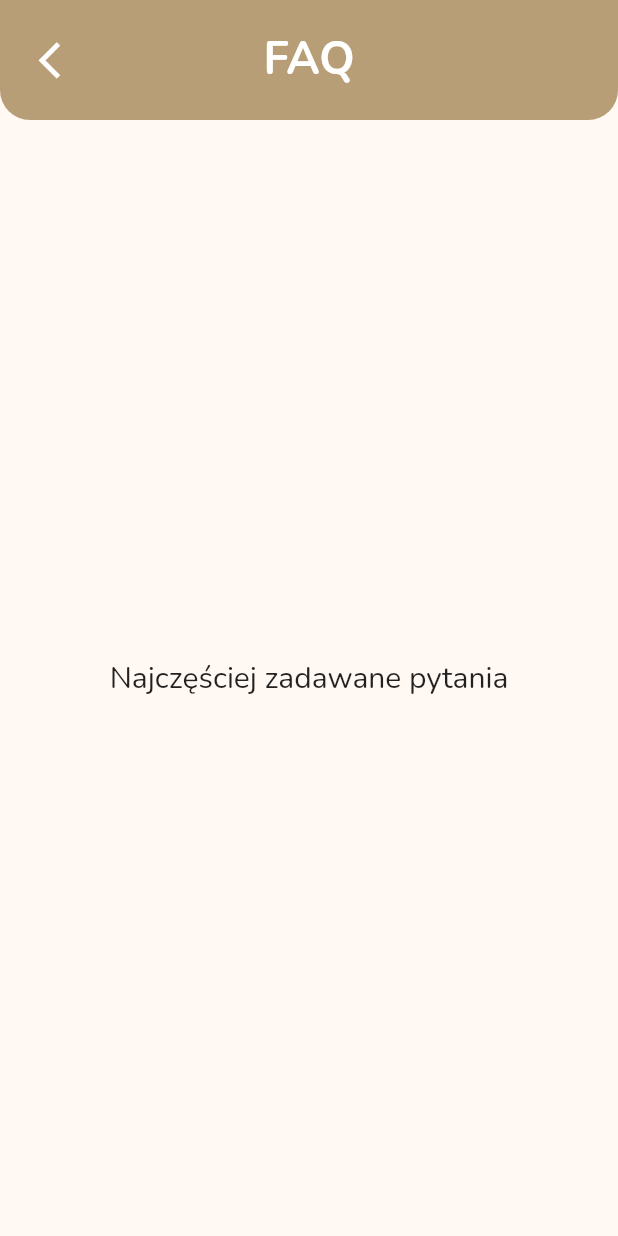
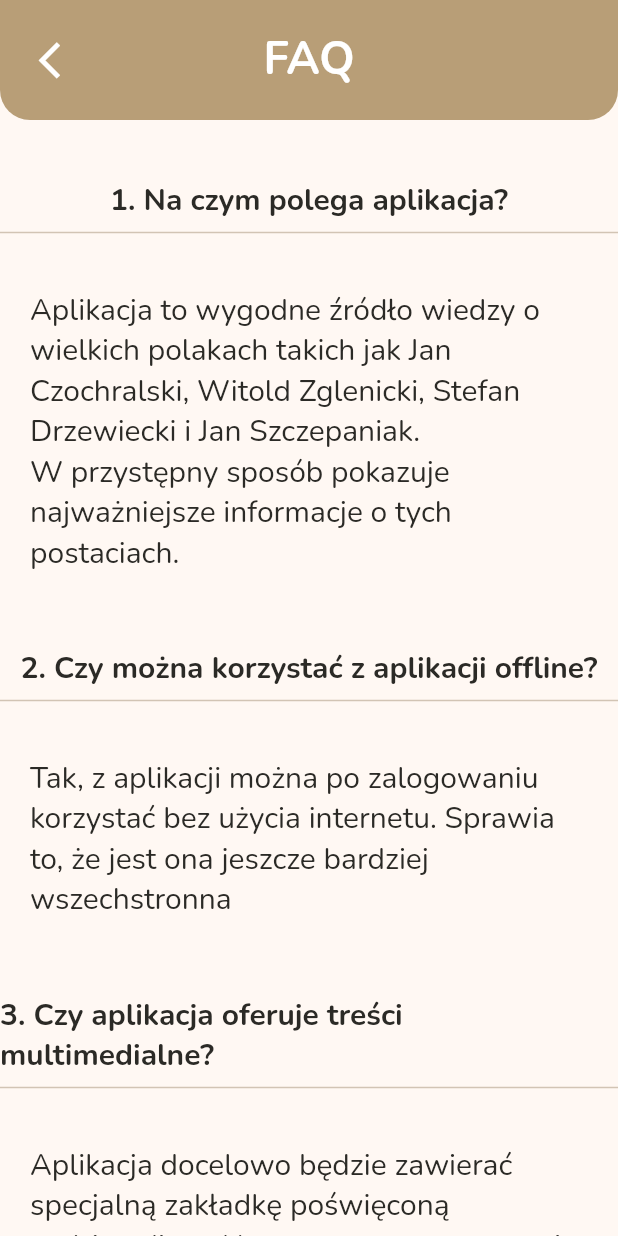
Before and after one commit to KonradKazimierowicz/wielcy_polacy, a Flutter app: the FAQWindow screen opened directly, on a phone screen of 412 x 824 dp. Run offline on Flutter 3.47's test engine with Material 2 defaults, Android fonts, the phone set to English and light mode, and no system bars; our stand-ins replace awesome_snackbar_content, carousel_slider, firebase_auth, firebase_core, firebase_storage, fluttertoast and 4 more; missing offline and left inert: restart_app; accounts and stored records are empty.

Commit message:
finish basic app

```diff
--- a/lib/components/image_slider.dart
+++ b/lib/components/image_slider.dart
@@ -4,6 +4,10 @@ import 'package:wielcy_polacy/pages/characters/czochralski.dart';
 import 'package:wielcy_polacy/pages/characters/drzewiecki.dart';
 import 'package:wielcy_polacy/pages/characters/szczepaniak.dart';
 import 'package:wielcy_polacy/pages/characters/zgielecki.dart';
+
+import 'package:firebase_storage/firebase_storage.dart';
+
+final storage = FirebaseStorage.instance;
 
 class ImageSliderWithIcons extends StatefulWidget {
   final List<String> imageUrls;
--- a/lib/page_navigator.dart
+++ b/lib/page_navigator.dart
@@ -19,6 +19,7 @@ class _NavBarState extends State<NavBar> {
     // const MenuPage(),
     const QuizPage(),
     const MainPage(),
+
      ProfilePage(),
   ];
 
--- a/lib/pages/profile_page.dart
+++ b/lib/pages/profile_page.dart
@@ -42,17 +42,17 @@ class _ProfilePageState extends State<ProfilePage> {
       context: context,
       builder: (context) {
         return AlertDialog(
-          title: Text('Edytuj nazwę'),
+          title: const Text('Edytuj nazwę'),
           content: TextField(
             controller: _nameController,
-            decoration: InputDecoration(hintText: 'Wpisz nową nazwę'),
+            decoration: const InputDecoration(hintText: 'Wpisz nową nazwę'),
           ),
           actions: [
             ElevatedButton(
               onPressed: () {
                 Navigator.pop(context);
               },
-              child: Text('Anuluj'),
+              child: const Text('Anuluj'),
             ),
             ElevatedButton(
               onPressed: () async {
@@ -64,7 +64,7 @@ class _ProfilePageState extends State<ProfilePage> {
                 }
                 Navigator.pop(context);
               },
-              child: Text('Zapisz'),
+              child: const Text('Zapisz'),
             ),
           ],
         );
@@ -80,7 +80,7 @@ class _ProfilePageState extends State<ProfilePage> {
         width: 50,
       );
     } else {
-      return Icon(
+      return const Icon(
         Icons.account_circle,
         size: 50,
       );
@@ -97,7 +97,7 @@ class _ProfilePageState extends State<ProfilePage> {
       children: [
         Text(
           displayName.isNotEmpty ? displayName : email,
-          style: TextStyle(fontWeight: FontWeight.bold, fontSize: 15),
+          style: const TextStyle(fontWeight: FontWeight.bold, fontSize: 15),
         ),
         const SizedBox(height: 10),
       ],
@@ -141,7 +141,7 @@ class _ProfilePageState extends State<ProfilePage> {
       Restart.restartApp();
     } catch (e) {
       print("Error during logout: $e");
-      // Handle the error appropriately
+
     }
   }
 
@@ -165,11 +165,12 @@ class _ProfilePageState extends State<ProfilePage> {
                   Container(
                     height: 100,
                     width: double.infinity,
-                    decoration: BoxDecoration(
+                    decoration: const BoxDecoration(
                       color: Color.fromRGBO(184, 158, 119, 1),
-                      borderRadius: BorderRadius.vertical(bottom: Radius.circular(20)),
+                      borderRadius:
+                          BorderRadius.vertical(bottom: Radius.circular(20)),
                     ),
-                    child: Center(
+                    child: const Center(
                       child: Text(
                         "Profil",
                         style: TextStyle(
@@ -188,32 +189,36 @@ class _ProfilePageState extends State<ProfilePage> {
                         height: 80,
                         width: 350,
                         decoration: BoxDecoration(
-                          color: Color.fromRGBO(242, 238, 232, 1),
+                          color: const Color.fromRGBO(242, 238, 232, 1),
                           borderRadius: BorderRadius.circular(20),
                           boxShadow: [
                             BoxShadow(
                               color: Colors.black.withOpacity(0.3),
                               spreadRadius: 2,
                               blurRadius: 12,
-                              offset: Offset(0, 2),
+                              offset: const Offset(0, 2),
                             ),
                           ],
                         ),
                         child: Row(
                           children: [
-                            Padding(
-                              padding: const EdgeInsets.symmetric(horizontal: 5),
+                            const Padding(
+                              padding:
+                                  EdgeInsets.symmetric(horizontal: 5),
                             ),
                             _profileImage(),
-                            SizedBox(
+                            const SizedBox(
                               width: 10,
                             ),
                             Expanded(
                               child: _display(),
                             ),
-                            IconButton(
-                              icon: Icon(Icons.edit),
-                              onPressed: _editProfileName,
+                            Padding(
+                              padding: const EdgeInsets.all(8.0),
+                              child: IconButton(
+                                icon: const Icon(Icons.edit),
+                                onPressed: _editProfileName,
+                              ),
                             ),
                           ],
                         ),
@@ -227,7 +232,7 @@ class _ProfilePageState extends State<ProfilePage> {
                 padding: const EdgeInsets.symmetric(horizontal: 30),
                 child: GestureDetector(
                   onTap: _openFavoritesWindow,
-                  child: Row(
+                  child: const Row(
                     mainAxisAlignment: MainAxisAlignment.center,
                     children: [
                       Icon(Icons.favorite_border, size: 25),
@@ -239,12 +244,12 @@ class _ProfilePageState extends State<ProfilePage> {
                   ),
                 ),
               ),
-              SizedBox(height: 30),
+              const SizedBox(height: 30),
               Padding(
                 padding: const EdgeInsets.symmetric(horizontal: 30),
                 child: GestureDetector(
                   onTap: _openAchievementsWindow,
-                  child: Row(
+                  child: const Row(
                     mainAxisAlignment: MainAxisAlignment.center,
                     children: [
                       Icon(Icons.emoji_events, size: 25),
@@ -256,12 +261,12 @@ class _ProfilePageState extends State<ProfilePage> {
                   ),
                 ),
               ),
-              SizedBox(height: 30),
+              const SizedBox(height: 30),
               Padding(
                 padding: const EdgeInsets.symmetric(horizontal: 30),
                 child: GestureDetector(
                   onTap: _openFAQWindow,
-                  child: Row(
+                  child: const Row(
                     mainAxisAlignment: MainAxisAlignment.center,
                     children: [
                       Icon(Icons.question_answer, size: 25),
@@ -273,8 +278,8 @@ class _ProfilePageState extends State<ProfilePage> {
                   ),
                 ),
               ),
-              SizedBox(height: 20),
-              SizedBox(height: 300),
+              const SizedBox(height: 20),
+              const SizedBox(height: 300),
               IconButton(
                 icon: Image.asset('img/signOut.png'),
                 onPressed: _logout,
@@ -292,10 +297,8 @@ class FavoritesWindow extends StatelessWidget {
   Widget build(BuildContext context) {
     return Scaffold(
       appBar: CustomAppBar(
-        title: "Ulubione",
-        onLeadingPressed: () => Navigator.pop(context)
-      ),
-      body: Center(
+          title: "Ulubione", onLeadingPressed: () => Navigator.pop(context)),
+      body: const Center(
         child: Text(
           "Miejsce na ulubione postacie",
           style: TextStyle(fontSize: 20),
@@ -310,10 +313,8 @@ class AchievementsWindow extends StatelessWidget {
   Widget build(BuildContext context) {
     return Scaffold(
       appBar: CustomAppBar(
-        title: "Osiągnięcia",
-        onLeadingPressed: () => Navigator.pop(context)
-      ),
-      body: Center(
+          title: "Osiągnięcia", onLeadingPressed: () => Navigator.pop(context)),
+      body: const Center(
         child: Text(
           "Miejsce na osiągnięcia",
           style: TextStyle(fontSize: 20),
@@ -328,14 +329,84 @@ class FAQWindow extends StatelessWidget {
   Widget build(BuildContext context) {
     return Scaffold(
       appBar: CustomAppBar(
-        title: "FAQ",
-        onLeadingPressed: () => Navigator.pop(context)
-      ),
-      body: Center(
-        child: Text(
-          "Najczęściej zadawane pytania",
-          style: TextStyle(fontSize: 20),
-
+          title: "FAQ", onLeadingPressed: () => Navigator.pop(context)),
+      body: const Center(
+        child: Column(
+          children: [
+            SizedBox(
+              height: 40,
+            ),
+            Text(
+              "1. Na czym polega aplikacja?",
+              style: TextStyle(
+                fontWeight: FontWeight.bold,
+                fontSize: 20,
+                color: Color.fromRGBO(43, 42, 38, 1),
+              ),
+            ),
+            Divider(),
+            SizedBox(
+              height: 10,
+            ),
+            Padding(
+              padding: EdgeInsets.all(20.0),
+              child: Text(
+                "Aplikacja to wygodne źródło wiedzy o wielkich polakach takich jak Jan Czochralski, Witold Zglenicki, Stefan Drzewiecki i Jan Szczepaniak. \nW przystępny sposób pokazuje najważniejsze informacje o tych postaciach.",
+                style:
+                    TextStyle(
+                      color: Color.fromRGBO(43, 42, 38, 1),
+                      fontSize: 20),
+              ),
+            ),
+            SizedBox(height: 30,),
+            Text(
+              "2. Czy można korzystać z aplikacji offline?",
+              style: TextStyle(
+                fontWeight: FontWeight.bold,
+                fontSize: 20,
+                color: Color.fromRGBO(43, 42, 38, 1),
+              ),
+            ),
+            Divider(),
+            SizedBox(
+              height: 10,
+            ),
+            Padding(
+              padding: EdgeInsets.all(20.0),
+              child: Text(
+                "Tak, z aplikacji można po zalogowaniu korzystać bez użycia internetu. Sprawia to, że jest ona jeszcze bardziej wszechstronna",
+                style:
+                    TextStyle(
+                      color: Color.fromRGBO(43, 42, 38, 1),
+                      fontSize: 20),
+              ),
+            ),
+            SizedBox(
+              height: 30,
+            ),
+            Text(
+              "3. Czy aplikacja oferuje treści multimedialne?",
+              style: TextStyle(
+                fontWeight: FontWeight.bold,
+                fontSize: 20,
+                color: Color.fromRGBO(43, 42, 38, 1),
+              ),
+            ),
+            Divider(),
+            SizedBox(
+              height: 10,
+            ),
+            Padding(
+              padding: EdgeInsets.all(20.0),
+              child: Text(
+                "Aplikacja docelowo będzie zawierać specjalną zakładkę poświęconą multimediom. Na ten moment występują tylko przy opisach postacii.",
+                style:
+                    TextStyle(
+                      color: Color.fromRGBO(43, 42, 38, 1),
+                      fontSize: 20),
+              ),
+            ),
+          ],
         ),
       ),
     );
--- a/lib/pages/quiz/components/progress_bar.dart
+++ b/lib/pages/quiz/components/progress_bar.dart
@@ -24,11 +24,13 @@ class ProgressBar extends StatelessWidget {
       child: GetBuilder<QuestionController>(
         init: QuestionController(),
         builder: (controller) {
+
           return Stack(
             children: [
 
               LayoutBuilder(
                 builder: (context, constraints) => Container(
+
 
                   width: constraints.maxWidth * controller.animation.value,
                   decoration: BoxDecoration(
--- a/pubspec.yaml
+++ b/pubspec.yaml
@@ -32,6 +32,8 @@ dependencies:
   persistent_bottom_nav_bar_v2: ^4.2.8
   cloud_firestore: ^4.13.6
   firebase_storage: ^11.5.6
+  image_picker: ^1.0.5
+  awesome_snackbar_content: ^0.1.3
 
 dev_dependencies:
   flutter_test:
```
Also changed, not shown: lib/pages/quiz/components/question_controller.dart (+15 -10 lines), lib/pages/quiz_page.dart (+20 -9 lines), pubspec.lock, 5 other files.
